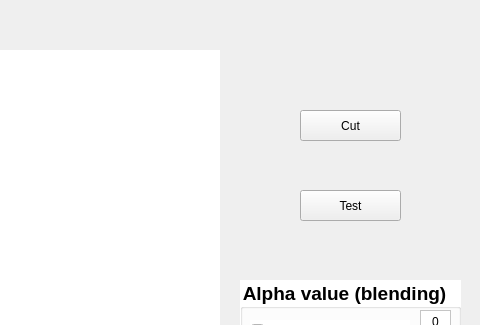
Before: the Qt Designer form UI/MainGUI.ui in a3102a123/IMVFX_Final, drawn with Qt 5; both pictures show x 520 to 1000 and y 0 to 325 of the 1000 by 1000 pixel window.
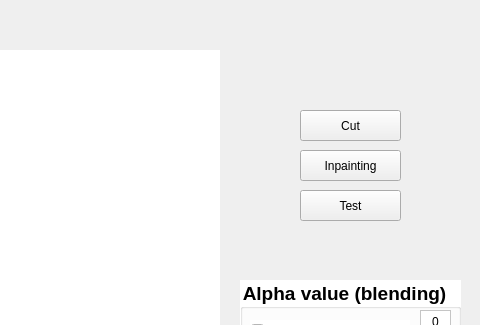
After: the same form once the commit is applied.

The edit to the form file:
```diff
--- a/UI/MainGUI.ui
+++ b/UI/MainGUI.ui
@@ -135,6 +135,19 @@
      <string>Test</string>
     </property>
    </widget>
+   <widget class="QPushButton" name="InpaintingButton">
+    <property name="geometry">
+     <rect>
+      <x>820</x>
+      <y>150</y>
+      <width>101</width>
+      <height>31</height>
+     </rect>
+    </property>
+    <property name="text">
+     <string>Inpainting</string>
+    </property>
+   </widget>
   </widget>
   <widget class="QMenuBar" name="menubar">
    <property name="geometry">
```
Left out of the diff: 2 changed lines with no effect on the pictures.
